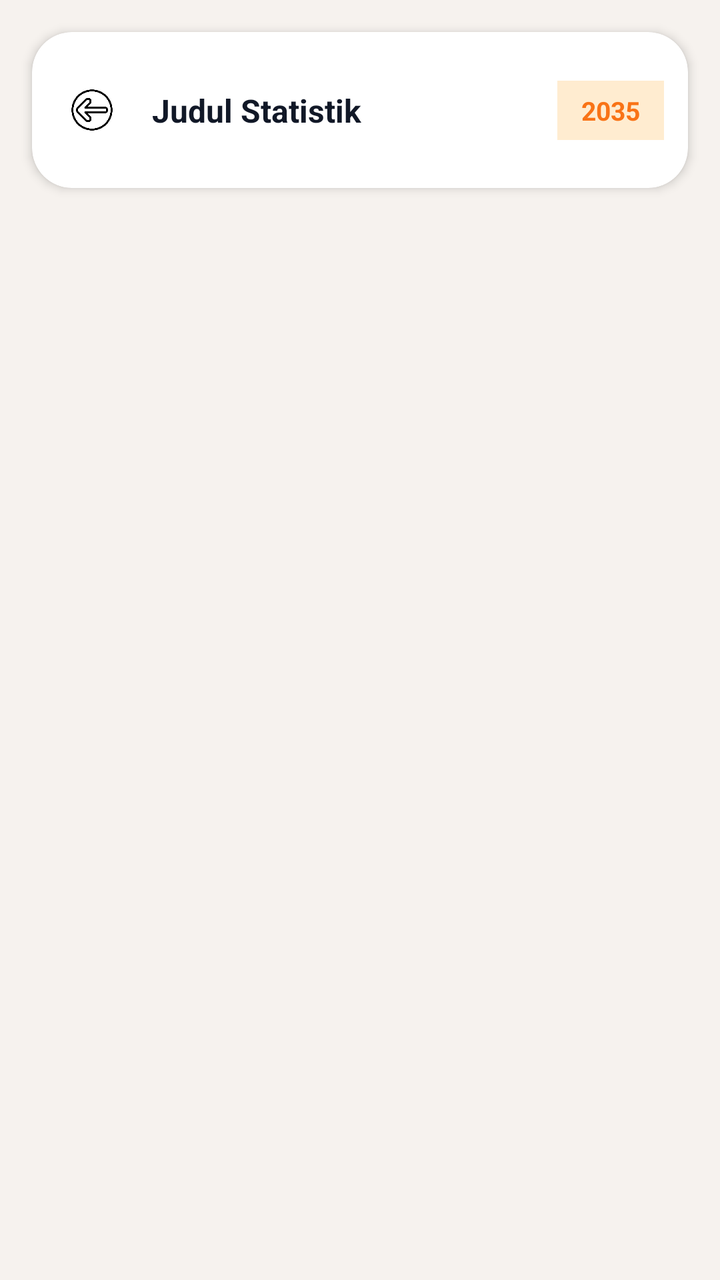
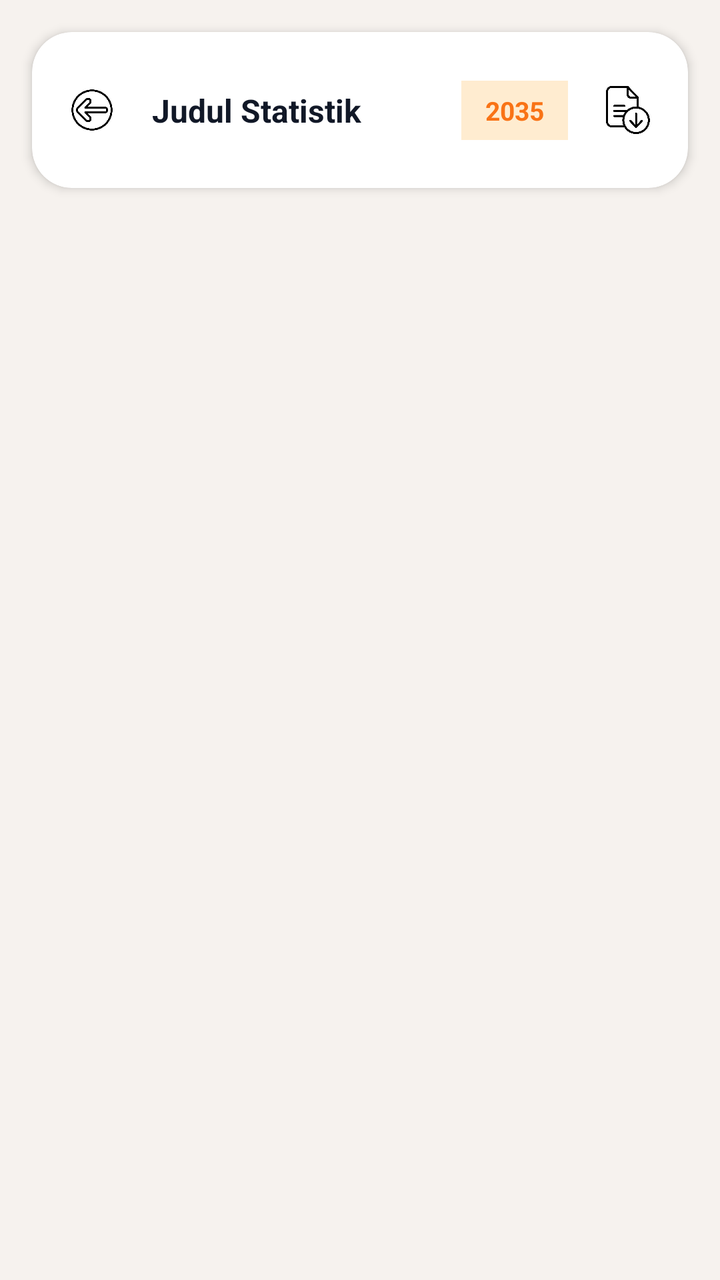

Screens rendered from an Android XML layout before and after an edit, with the pre-edit source and the edit as a unified diff.
<!-- AndroidManifest.xml: application theme Theme.Bpskota -->
<!-- res/layout/activity_kependudukan_detail.xml -->
<?xml version="1.0" encoding="utf-8"?>
<androidx.constraintlayout.widget.ConstraintLayout
    xmlns:android="http://schemas.android.com/apk/res/android"
    xmlns:app="http://schemas.android.com/apk/res-auto"
    android:layout_width="match_parent"
    android:layout_height="match_parent"
    android:background="#F6F2EE">

    
    
    

    <androidx.cardview.widget.CardView
        android:id="@+id/header"
        android:layout_width="0dp"
        android:layout_height="78dp"
        android:layout_marginStart="16dp"
        android:layout_marginTop="16dp"
        android:layout_marginEnd="16dp"
        app:cardBackgroundColor="#FFFFFF"
        app:cardCornerRadius="20dp"
        app:cardElevation="3dp"
        app:cardPreventCornerOverlap="false"
        app:layout_constraintTop_toTopOf="parent"
        app:layout_constraintStart_toStartOf="parent"
        app:layout_constraintEnd_toEndOf="parent">

        <androidx.constraintlayout.widget.ConstraintLayout
            android:layout_width="match_parent"
            android:layout_height="match_parent">

            
            <ImageView
                android:id="@+id/btnBack"
                android:layout_width="44dp"
                android:layout_height="44dp"
                android:layout_marginStart="8dp"
                android:background="?attr/selectableItemBackgroundBorderless"
                android:clickable="true"
                android:focusable="true"
                android:padding="10dp"
                android:src="@drawable/ic_arrow_back"
                android:contentDescription="Kembali"
                app:layout_constraintStart_toStartOf="parent"
                app:layout_constraintTop_toTopOf="parent"
                app:layout_constraintBottom_toBottomOf="parent" />

            
            <TextView
                android:id="@+id/tvJudul"
                android:layout_width="0dp"
                android:layout_height="wrap_content"
                android:layout_marginStart="8dp"
                android:layout_marginEnd="8dp"
                android:text="Judul Statistik"
                android:textColor="#111827"
                android:textSize="16sp"
                android:textStyle="bold"
                android:maxLines="2"
                android:ellipsize="end"
                app:layout_constraintStart_toEndOf="@id/btnBack"
                app:layout_constraintEnd_toStartOf="@id/tvTahun"
                app:layout_constraintTop_toTopOf="parent"
                app:layout_constraintBottom_toBottomOf="parent" />

            
            <TextView
                android:id="@+id/tvTahun"
                android:layout_width="wrap_content"
                android:layout_height="wrap_content"
                android:layout_marginEnd="12dp"
                android:background="#FFECD0"
                android:paddingStart="12dp"
                android:paddingTop="6dp"
                android:paddingEnd="12dp"
                android:paddingBottom="6dp"
                android:text="2035"
                android:textColor="#F97316"
                android:textSize="13sp"
                android:textStyle="bold"
                app:layout_constraintEnd_toEndOf="parent"
                app:layout_constraintTop_toTopOf="parent"
                app:layout_constraintBottom_toBottomOf="parent" />

        </androidx.constraintlayout.widget.ConstraintLayout>

    </androidx.cardview.widget.CardView>


    
    
    

    <ScrollView
        android:layout_width="0dp"
        android:layout_height="0dp"
        android:layout_marginTop="14dp"
        android:fillViewport="true"
        android:scrollbars="none"
        android:overScrollMode="never"
        app:layout_constraintTop_toBottomOf="@id/header"
        app:layout_constraintBottom_toBottomOf="parent"
        app:layout_constraintStart_toStartOf="parent"
        app:layout_constraintEnd_toEndOf="parent">

        <LinearLayout
            android:id="@+id/cardContainer"
            android:layout_width="match_parent"
            android:layout_height="wrap_content"
            android:orientation="vertical"
            android:paddingStart="20dp"
            android:paddingTop="4dp"
            android:paddingEnd="20dp"
            android:paddingBottom="32dp" />

    </ScrollView>


    
    
    

    <com.airbnb.lottie.LottieAnimationView
        android:id="@+id/progressLoading"
        android:layout_width="90dp"
        android:layout_height="90dp"
        android:visibility="gone"
        app:lottie_autoPlay="false"
        app:lottie_loop="true"
        app:layout_constraintTop_toTopOf="parent"
        app:layout_constraintBottom_toBottomOf="parent"
        app:layout_constraintStart_toStartOf="parent"
        app:layout_constraintEnd_toEndOf="parent" />

</androidx.constraintlayout.widget.ConstraintLayout>
<!-- resources referenced by this layout -->
<resources>
  <!-- drawable ic_arrow_back: png bitmap (drawable, 15698 bytes) -->
  <style name="Theme.Bpskota" parent="Theme.MaterialComponents.DayNight.NoActionBar">
          
          <item name="colorPrimary">@color/purple_500</item>
          <item name="colorPrimaryVariant">@color/purple_700</item>
          <item name="colorOnPrimary">@color/white</item>
          
          <item name="colorSecondary">@color/teal_200</item>
          <item name="colorSecondaryVariant">@color/teal_700</item>
          <item name="colorOnSecondary">@color/black</item>
          
          <item name="android:statusBarColor">@color/white</item>
          
      </style>
  <color name="purple_500">#FF6200EE</color>
  <color name="purple_700">#FF3700B3</color>
  <color name="white">#FFFFFFFF</color>
  <color name="teal_200">#FF03DAC5</color>
  <color name="teal_700">#FF018786</color>
  <color name="black">#FF000000</color>
</resources>

<!-- the commit's change to res/layout/activity_kependudukan_detail.xml (unified diff, before → after) -->
@@ -68,7 +68,7 @@
                 android:id="@+id/tvTahun"
                 android:layout_width="wrap_content"
                 android:layout_height="wrap_content"
-                android:layout_marginEnd="12dp"
+                android:layout_marginEnd="8dp"
                 android:background="#FFECD0"
                 android:paddingStart="12dp"
                 android:paddingTop="6dp"
@@ -78,6 +78,22 @@
                 android:textColor="#F97316"
                 android:textSize="13sp"
                 android:textStyle="bold"
+                app:layout_constraintEnd_toStartOf="@id/btnDownload"
+                app:layout_constraintTop_toTopOf="parent"
+                app:layout_constraintBottom_toBottomOf="parent" />
+
+            
+            <ImageView
+                android:id="@+id/btnDownload"
+                android:layout_width="44dp"
+                android:layout_height="44dp"
+                android:layout_marginEnd="8dp"
+                android:background="?attr/selectableItemBackgroundBorderless"
+                android:clickable="true"
+                android:focusable="true"
+                android:padding="10dp"
+                android:src="@drawable/ic_download"
+                android:contentDescription="Download data"
                 app:layout_constraintEnd_toEndOf="parent"
                 app:layout_constraintTop_toTopOf="parent"
                 app:layout_constraintBottom_toBottomOf="parent" />
<!-- resource entries referenced after the edit -->
@@ -1,6 +1,7 @@
 <!-- resources referenced by this layout -->
 <resources>
   <!-- drawable ic_arrow_back: png bitmap (drawable, 15698 bytes) -->
+  <!-- drawable ic_download: png bitmap (drawable, 17692 bytes) -->
   <style name="Theme.Bpskota" parent="Theme.MaterialComponents.DayNight.NoActionBar">
           
           <item name="colorPrimary">@color/purple_500</item>
